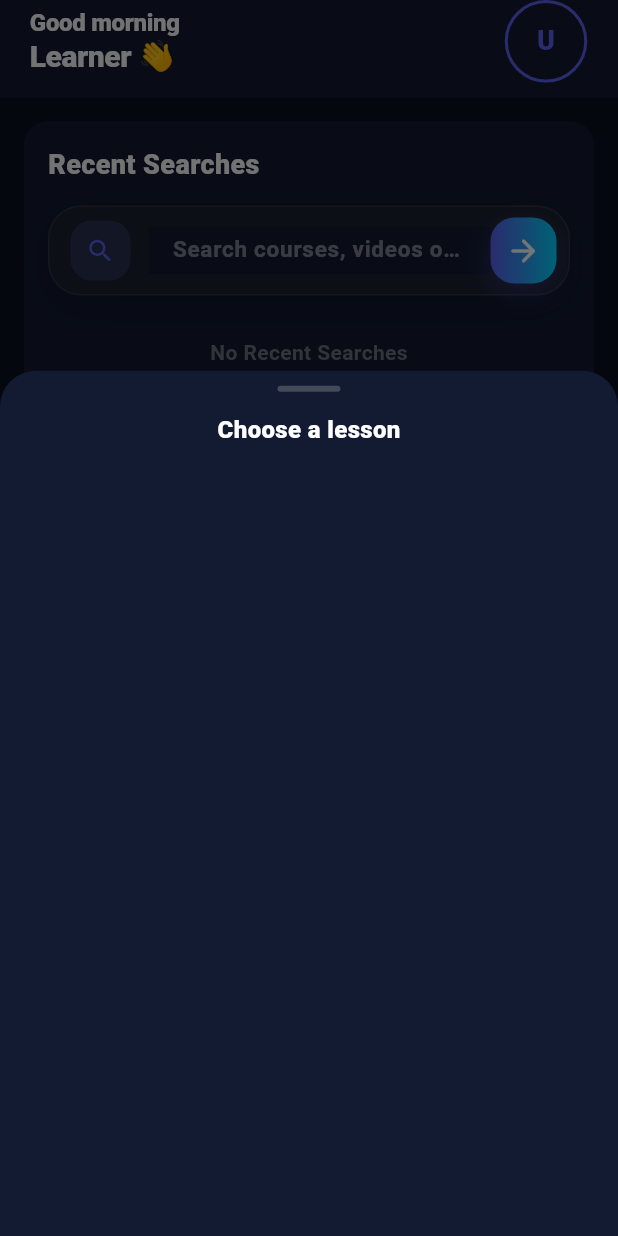
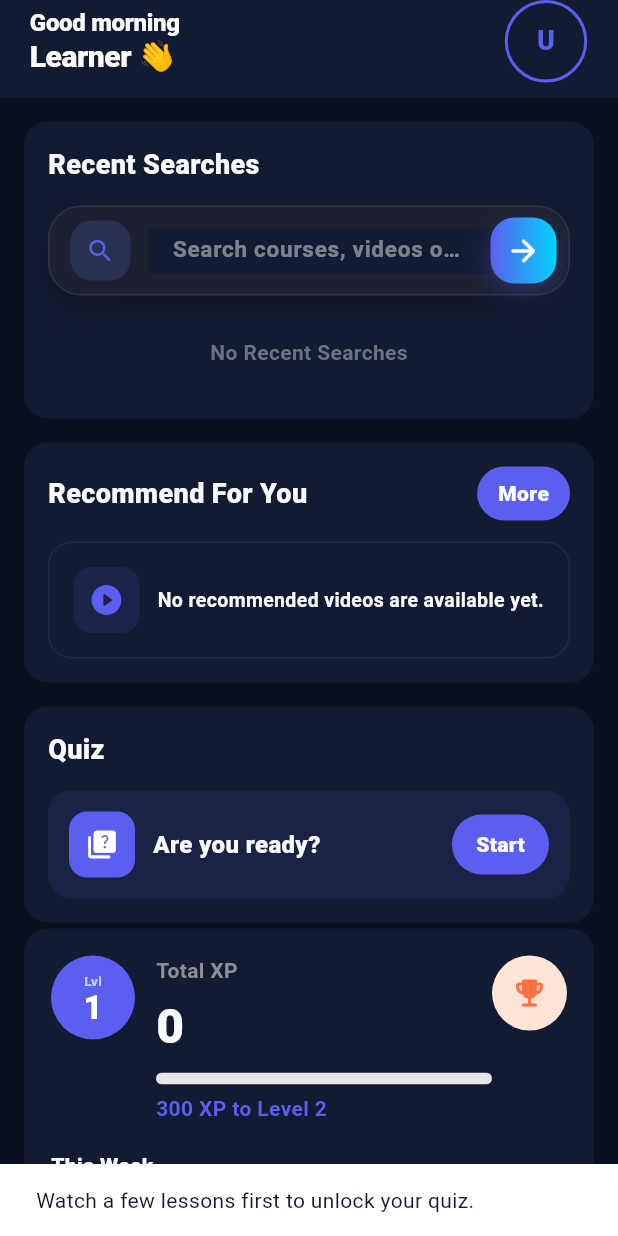
Before and after one commit to Ravindu2002-20/Microlearning_App, a Flutter app: the HomeScreen screen opened directly with empty values, after a tap on "Start", on a phone screen of 412 x 824 dp. Run offline on Flutter 3.47's test engine with Material 3 defaults, Android fonts, the phone set to English and light mode, and no system bars; our stand-ins replace chewie, connectivity_plus, file_picker, flutter_dotenv, flutter_riverpod, sensors_plus and 5 more; accounts and stored records are empty.

Commit message:
Final make quiz

```diff
--- a/lib/features/home/screens/home_screen.dart
+++ b/lib/features/home/screens/home_screen.dart
@@ -9,7 +9,6 @@ import '../../../core/services/session_manager.dart';
 import '../../../features/feed/controllers/feed_providers.dart';
 import '../../lessons/screens/lesson_detail_screen.dart';
 import '../../quiz/screens/quiz_play_screen.dart';
-import '../../quiz/screens/quiz_lesson_picker_sheet.dart';
 import '../services/video_recommendation_service.dart';
 import '../../learning/models/lesson_model.dart';
 import '../../learning/repositories/xp_calculation.dart';
@@ -340,6 +339,50 @@ class _HomeScreenState extends ConsumerState<HomeScreen> {
   }
 
   void _openLessons() => widget.onOpenLessons();
+
+  Future<void> _openQuizFromHistory() async {
+    final user = Supabase.instance.client.auth.currentUser;
+    if (user == null) return;
+
+    final repo = LearningRepository(Supabase.instance.client);
+    final titles = await repo.fetchUserWatchedLessonTitles(userUuid: user.id);
+    if (!mounted) return;
+
+    if (titles.isEmpty) {
+      ScaffoldMessenger.of(context).showSnackBar(
+        const SnackBar(content: Text('Watch a few lessons first to unlock your quiz.')),
+      );
+      return;
+    }
+
+    final lesson = _buildHistoryQuizLesson(titles);
+    Navigator.of(context).push(
+      MaterialPageRoute(
+        builder: (_) => QuizPlayScreen(lesson: lesson),
+      ),
+    );
+  }
+
+  LessonModel _buildHistoryQuizLesson(List<String> watchedTitles) {
+    final joined = watchedTitles.take(12).join(' • ');
+    return LessonModel(
+      id: 'history-quiz-${Supabase.instance.client.auth.currentUser?.id ?? 'guest'}',
+      title: 'Quiz',
+      description: 'Quiz based on your watched lessons.',
+      content: 'Watched lessons: $joined',
+      category: 'Quiz',
+      videoUrl: null,
+      thumbnailUrl: null,
+      durationSeconds: null,
+      difficultyLevel: 'medium',
+      format: 'quiz',
+      minNetworkStrength: 'weak',
+      safeForMotion: true,
+      status: 'approved',
+      isPublished: true,
+      createdAt: DateTime.now(),
+    );
+  }
 
   void _openRecommendedVideo(LessonModel item) {
     Navigator.of(context).push(
@@ -624,15 +667,12 @@ class _HomeScreenState extends ConsumerState<HomeScreen> {
                     child: Column(
                       crossAxisAlignment: CrossAxisAlignment.start,
                       children: [
-                        _SectionTitle(
-                          title: 'Quiz',
-                        ),
+                        _SectionTitle(title: 'Quiz'),
                         const SizedBox(height: 14),
                         Container(
                           padding: const EdgeInsets.all(14),
                           decoration: BoxDecoration(
-                            color:
-                                const Color(0xFF5B5FEF).withValues(alpha: 0.10),
+                            color: const Color(0xFF5B5FEF).withValues(alpha: 0.10),
                             borderRadius: BorderRadius.circular(16),
                           ),
                           child: Row(
@@ -644,83 +684,24 @@ class _HomeScreenState extends ConsumerState<HomeScreen> {
                                   color: const Color(0xFF5B5FEF),
                                   borderRadius: BorderRadius.circular(12),
                                 ),
-                                child: const Icon(
-                                  Icons.quiz_rounded,
-                                  color: Colors.white,
-                                  size: 22,
-                                ),
+                                child: const Icon(Icons.quiz_rounded, color: Colors.white, size: 22),
                               ),
                               const SizedBox(width: 12),
                               Expanded(
-                                child: Builder(
-                                  builder: (context) {
-                                    final isDark =
-                                        Theme.of(context).brightness ==
-                                            Brightness.dark;
-                                    return Text(
-                                      'Ready for a quick quiz?',
-                                      style: TextStyle(
-                                        fontSize: 16,
-                                        fontWeight: FontWeight.w800,
-                                        color: AppColors.textPrimaryFor(
-                                          isDark
-                                              ? Brightness.dark
-                                              : Brightness.light,
-                                        ),
-                                      ),
-                                    );
-                                  },
+                                child: Text(
+                                  'Are you ready?',
+                                  style: TextStyle(
+                                    fontSize: 16,
+                                    fontWeight: FontWeight.w800,
+                                    color: AppColors.textPrimaryFor(
+                                      isDark ? Brightness.dark : Brightness.light,
+                                    ),
+                                  ),
                                 ),
                               ),
                               const SizedBox(width: 10),
                               InkWell(
-                                onTap: () async {
-                                  final isDarkTheme =
-                                      Theme.of(context).brightness ==
-                                          Brightness.dark;
-                                  showModalBottomSheet(
-                                    context: context,
-                                    isScrollControlled: true,
-                                    // The sheet's own Material must be
-                                    // transparent so our rounded Container
-                                    // below can show through with its own
-                                    // corners — but that Container is what
-                                    // actually paints the opaque background,
-                                    // otherwise the sheet content floats over
-                                    // whatever is behind it with no backing.
-                                    backgroundColor: Colors.transparent,
-                                    builder: (ctx) {
-                                      return FractionallySizedBox(
-                                        heightFactor: 0.7,
-                                        child: Container(
-                                          decoration: BoxDecoration(
-                                            color: isDarkTheme
-                                                ? AppColors.surfaceDark
-                                                : Colors.white,
-                                            borderRadius:
-                                                const BorderRadius.vertical(
-                                              top: Radius.circular(24),
-                                            ),
-                                          ),
-                                          clipBehavior: Clip.antiAlias,
-                                          child: QuizLessonPickerSheet(
-                                            onPicked: (lesson) {
-                                              Navigator.of(ctx).pop();
-                                              Navigator.of(context).push(
-                                                MaterialPageRoute(
-                                                  builder: (_) =>
-                                                      QuizPlayScreen(
-                                                    lesson: lesson,
-                                                  ),
-                                                ),
-                                              );
-                                            },
-                                          ),
-                                        ),
-                                      );
-                                    },
-                                  );
-                                },
+                                onTap: _openQuizFromHistory,
                                 child: Container(
                                   padding: const EdgeInsets.symmetric(
                                     horizontal: 16,
--- a/lib/features/home/services/video_recommendation_service.dart
+++ b/lib/features/home/services/video_recommendation_service.dart
@@ -64,12 +64,24 @@ class VideoRecommendationService {
         userPrefs,
         const ['selected_categories', 'categories'],
       );
+      final age = (userPrefs['age'] as num?)?.toInt();
+      final educationStatus = userPrefs['education_status']?.toString();
+      final recentWatched = await _learningRepository.fetchUserRecentLearningRecords(
+        userUuid: userUuid,
+        limit: 5,
+      );
+      final watchedTitles = recentWatched
+          .map((row) => row['title']?.toString())
+          .whereType<String>()
+          .toList();
 
       final candidates = await _loadCandidates(
         candidatePool,
         userUuid: userUuid,
         selectedCategories: selectedCategories,
         interestingFields: interesting,
+        age: age,
+        educationStatus: educationStatus,
       );
       if (candidates.isEmpty) return const [];
 
@@ -77,6 +89,9 @@ class VideoRecommendationService {
         user: {
           'interesting': interesting,
           'selectedCategories': selectedCategories,
+          'age': age,
+          'educationStatus': educationStatus,
+          'watchedTitles': watchedTitles,
           'topN': topN,
         },
         candidates: candidates,
@@ -108,8 +123,10 @@ class VideoRecommendationService {
                 b,
                 interesting,
                 selectedCategories,
+                age,
+                educationStatus,
               ).compareTo(
-                _scoreCandidate(a, interesting, selectedCategories),
+                _scoreCandidate(a, interesting, selectedCategories, age, educationStatus),
               ));
         for (final v in heuristic) {
           if (selected.length >= topN) break;
@@ -141,6 +158,8 @@ class VideoRecommendationService {
     required String userUuid,
     required List<String> selectedCategories,
     required List<String> interestingFields,
+    int? age,
+    String? educationStatus,
   }) async {
     try {
       final combined = <LessonModel>[];
@@ -184,7 +203,15 @@ class VideoRecommendationService {
 
       combined
         ..removeWhere((v) => v.id.trim().isEmpty)
-        ..shuffle();
+        ..sort((a, b) => _scoreCandidate(
+              b,
+              interestingFields,
+              selectedCategories,
+              age,
+              educationStatus,
+            ).compareTo(
+              _scoreCandidate(a, interestingFields, selectedCategories, age, educationStatus),
+            ));
 
       if (combined.isNotEmpty) {
         return combined;
@@ -209,11 +236,15 @@ class VideoRecommendationService {
         userPrefs,
         const ['selected_categories', 'categories'],
       );
+      final age = (userPrefs['age'] as num?)?.toInt();
+      final educationStatus = userPrefs['education_status']?.toString();
       final candidates = await _loadCandidates(
         candidatePool,
         userUuid: userUuid,
         selectedCategories: selectedCategories,
         interestingFields: interesting,
+        age: age,
+        educationStatus: educationStatus,
       );
       if (candidates.isEmpty) {
         return await _learningRepository.fetchAvailableLessonsPreview(limit: topN);
@@ -223,8 +254,10 @@ class VideoRecommendationService {
               b,
               interesting,
               selectedCategories,
+              age,
+              educationStatus,
             ).compareTo(
-              _scoreCandidate(a, interesting, selectedCategories),
+              _scoreCandidate(a, interesting, selectedCategories, age, educationStatus),
             ));
       return sorted.take(topN).toList();
     } catch (e, st) {
@@ -359,6 +392,9 @@ class VideoRecommendationService {
   }) {
     final interesting = (user['interesting'] as List<String>? ?? const []).toList();
     final topN = (user['topN'] as int?) ?? 4;
+    final age = user['age'];
+    final educationStatus = user['educationStatus']?.toString() ?? '';
+    final watchedTitles = (user['watchedTitles'] as List<String>? ?? const []).toList();
 
     final candidateJson = candidates.map((v) => {
           'id': v.id,
@@ -379,6 +415,9 @@ Rules:
 
 User profile:
 - interesting_fields: ${jsonEncode(interesting)}
+- age: ${age ?? 'unknown'}
+- education_status: $educationStatus
+- watched_history: ${jsonEncode(watchedTitles)}
 
 Candidates (JSON array):
 ${jsonEncode(candidateJson)}
@@ -406,6 +445,8 @@ ${jsonEncode(candidateJson)}
     LessonModel v,
     List<String> interesting,
     List<String> selectedCategories,
+    int? age,
+    String? educationStatus,
   ) {
     if (interesting.isEmpty) {
       // If no interests, rely on recency-like field.
@@ -438,6 +479,21 @@ ${jsonEncode(candidateJson)}
       if (categoryHay.contains(t)) score += 8;
     }
 
+    final role = (educationStatus ?? '').toLowerCase();
+    final difficulty = v.difficultyLevel.toLowerCase();
+    if (age != null) {
+      if (age < 18 && difficulty.contains('beginner')) score += 6;
+      if (age >= 18 && age < 23 && role.contains('undergraduate')) {
+        if (difficulty.contains('medium') || difficulty.contains('beginner')) score += 8;
+      }
+      if (age >= 23 && role.contains('working')) {
+        if (difficulty.contains('medium') || difficulty.contains('hard')) score += 8;
+      }
+    }
+    if (role.contains('school') && difficulty.contains('beginner')) score += 5;
+    if (role.contains('undergraduate') && (difficulty.contains('medium') || difficulty.contains('hard'))) score += 5;
+    if (role.contains('working_professional') && difficulty.contains('hard')) score += 5;
+
     // Slight recency bias as a tie-breaker, without overpowering content match.
     score += ((v.createdAt?.millisecondsSinceEpoch ?? 0) ~/ 1000000000);
     return score;
--- a/lib/features/learning/repositories/learning_repository.dart
+++ b/lib/features/learning/repositories/learning_repository.dart
@@ -35,10 +35,14 @@ class VideoUploadResult {
 class LearningPreferencesResult {
   final List<String> availableCategories;
   final List<String> selectedCategories;
+  final int? age;
+  final String? educationStatus;
 
   const LearningPreferencesResult({
     required this.availableCategories,
     required this.selectedCategories,
+    this.age,
+    this.educationStatus,
   });
 }
 
@@ -56,7 +60,7 @@ class LearningRepository {
     try {
       final prefsRow = await _supabase
           .from('user_preferences')
-          .select('selected_categories')
+          .select('selected_categories, age, education_status')
           .eq('user_id', userUuid)
           .maybeSingle();
 
@@ -82,6 +86,8 @@ class LearningRepository {
       return LearningPreferencesResult(
         availableCategories: categories.toList()..sort(),
         selectedCategories: selected,
+        age: (prefsRow?['age'] as num?)?.toInt(),
+        educationStatus: prefsRow?['education_status']?.toString(),
       );
     } catch (e) {
       debugPrint('fetchLearningPreferences error: $e');
@@ -89,6 +95,23 @@ class LearningRepository {
         availableCategories: [],
         selectedCategories: [],
       );
+    }
+  }
+
+  Future<Map<String, dynamic>> fetchUserLearningContext({
+    required String userUuid,
+  }) async {
+    try {
+      final prefsRow = await _supabase
+          .from('user_preferences')
+          .select('age, education_status, selected_categories')
+          .eq('user_id', userUuid)
+          .maybeSingle();
+
+      return prefsRow ?? <String, dynamic>{};
+    } catch (e) {
+      debugPrint('fetchUserLearningContext error: $e');
+      return <String, dynamic>{};
     }
   }
 
@@ -488,6 +511,86 @@ class LearningRepository {
 
     } catch (e, st) {
       debugPrint('logLessonCompletion error: $e\n$st');
+    }
+  }
+
+  Future<LessonModel?> fetchMostRecentWatchedLesson({
+    required String userUuid,
+  }) async {
+    try {
+      final progress = await _supabase
+          .from('user_progress')
+          .select('lesson_id,last_accessed')
+          .eq('user_id', userUuid)
+          .eq('is_completed', true)
+          .order('last_accessed', ascending: false)
+          .limit(1);
+
+      final rows = progress as List<dynamic>;
+      if (rows.isEmpty) return null;
+
+      final lessonId = (rows.first as Map<String, dynamic>)['lesson_id']?.toString();
+      if (lessonId == null || lessonId.isEmpty) return null;
+      return getLessonById(lessonId);
+    } catch (e, st) {
+      debugPrint('fetchMostRecentWatchedLesson error: $e\n$st');
+      return null;
+    }
+  }
+
+  Future<List<String>> fetchUserWatchedLessonTitles({
+    required String userUuid,
+    int limit = 50,
+  }) async {
+    try {
+      final progress = await _supabase
+          .from('user_progress')
+          .select('lesson_id,last_accessed')
+          .eq('user_id', userUuid)
+          .eq('is_completed', true)
+          .order('last_accessed', ascending: false)
+          .limit(limit * 2);
+
+      final progressList = progress as List<dynamic>;
+      final lessonIds = progressList
+          .map((e) => (e as Map<String, dynamic>)['lesson_id']?.toString())
+          .whereType<String>()
+          .where((id) => id.isNotEmpty)
+          .toSet()
+          .toList();
+
+      if (lessonIds.isEmpty) return [];
+
+      final lessons = await _supabase
+          .from('lessons')
+          .select('id,title')
+          .inFilter('id', lessonIds);
+
+      final lessonById = <String, String>{};
+      for (final rowAny in (lessons as List<dynamic>)) {
+        final row = rowAny as Map<String, dynamic>;
+        final id = row['id']?.toString();
+        if (id == null || id.isEmpty) continue;
+        lessonById[id] = row['title']?.toString() ?? 'Untitled';
+      }
+
+      final titles = <String>[];
+      final seen = <String>{};
+      for (final rowAny in progressList) {
+        final row = rowAny as Map<String, dynamic>;
+        final lessonId = row['lesson_id']?.toString();
+        if (lessonId == null || lessonId.isEmpty || seen.contains(lessonId)) continue;
+        final title = lessonById[lessonId];
+        if (title == null || title.trim().isEmpty) continue;
+        titles.add(title.trim());
+        seen.add(lessonId);
+        if (titles.length >= limit) break;
+      }
+
+      return titles;
+    } catch (e, st) {
+      debugPrint('fetchUserWatchedLessonTitles error: $e\n$st');
+      return [];
     }
   }
 
@@ -1245,17 +1348,21 @@ class LearningRepository {
     required String userUuid,
     required UserContextState ambientContext,
   }) async {
+    int? age;
+    String? educationStatus;
     // Fetch the user's selected learning categories to scope recommendations.
     List<String> categories = [];
     try {
       final prefsRow = await _supabase
           .from('user_preferences')
-          .select('selected_categories')
+          .select('selected_categories, age, education_status')
           .eq('user_id', userUuid)
           .maybeSingle();
       categories =
           (prefsRow?['selected_categories'] as List<dynamic>?)?.cast<String>() ??
               [];
+      age = (prefsRow?['age'] as num?)?.toInt();
+      educationStatus = prefsRow?['education_status']?.toString();
     } catch (e) {
       debugPrint('Failed to load user categories for feed filtering: $e');
     }
@@ -1287,7 +1394,21 @@ class LearningRepository {
     final ytAsLessons = results[1];
 
     final combined = [...lessons, ...ytAsLessons];
-    combined.shuffle();
+    combined.sort((a, b) => _scoreFeedItem(
+          b,
+          categories: categories,
+          age: age,
+          educationStatus: educationStatus,
+          ambientContext: ambientContext,
+        ).compareTo(
+          _scoreFeedItem(
+            a,
+            categories: categories,
+            age: age,
+            educationStatus: educationStatus,
+            ambientContext: ambientContext,
+          ),
+        ));
 
     final fresh = combined.where((lesson) => !_shownFeedIds.contains(lesson.id)).toList();
     final page = fresh.isNotEmpty ? fresh : combined;
@@ -1297,6 +1418,60 @@ class LearningRepository {
     }
 
     return page.take(20).toList();
+  }
+
+  int _scoreFeedItem(
+    LessonModel lesson, {
+    required List<String> categories,
+    int? age,
+    String? educationStatus,
+    required UserContextState ambientContext,
+  }) {
+    int score = 0;
+    final categoryHay = lesson.category.toLowerCase();
+    final titleHay = lesson.title.toLowerCase();
+    final descriptionHay = lesson.description.toLowerCase();
+    final role = (educationStatus ?? '').toLowerCase();
+    final difficulty = lesson.difficultyLevel.toLowerCase();
+
+    for (final token in categories) {
+      final t = token.toLowerCase().trim();
+      if (t.isEmpty) continue;
+      if (categoryHay.contains(t) || titleHay.contains(t) || descriptionHay.contains(t)) {
+        score += 12;
+      }
+    }
+
+    if (age != null) {
+      if (age < 18 && difficulty.contains('beginner')) score += 6;
+      if (age >= 18 && age < 23 && role.contains('undergraduate')) {
+        if (difficulty.contains('beginner') || difficulty.contains('medium')) score += 8;
+      }
+      if (age >= 23 && role.contains('working')) {
+        if (difficulty.contains('medium') || difficulty.contains('hard')) score += 8;
+      }
+    }
+
+    if (role.contains('school') && difficulty.contains('beginner')) score += 5;
+    if (role.contains('undergraduate') && (difficulty.contains('medium') || difficulty.contains('hard'))) score += 5;
+    if (role.contains('working_professional') && difficulty.contains('hard')) score += 5;
+
+    switch (ambientContext.networkStrength) {
+      case AppNetworkStrength.weak:
+        if (lesson.minNetworkStrength == 'weak') score += 12;
+        if (lesson.format == 'video') score += 2;
+        break;
+      case AppNetworkStrength.medium:
+        if (lesson.minNetworkStrength == 'weak' || lesson.minNetworkStrength == 'medium') score += 10;
+        break;
+      case AppNetworkStrength.strong:
+        score += 3;
+        break;
+    }
+
+    if (lesson.safeForMotion) score += ambientContext.isInMotion ? 6 : 2;
+    score += (lesson.createdAt?.millisecondsSinceEpoch ?? 0) ~/ 1000000000;
+    return score;
   }
 
   /// Fetches approved, published lessons from `public.lessons`.
```
Also changed, not shown: lib/features/quiz/repositories/quiz_repository.dart (+17 -1 lines), lib/features/quiz/services/quiz_prompt_builder.dart (+12 -1 lines).
